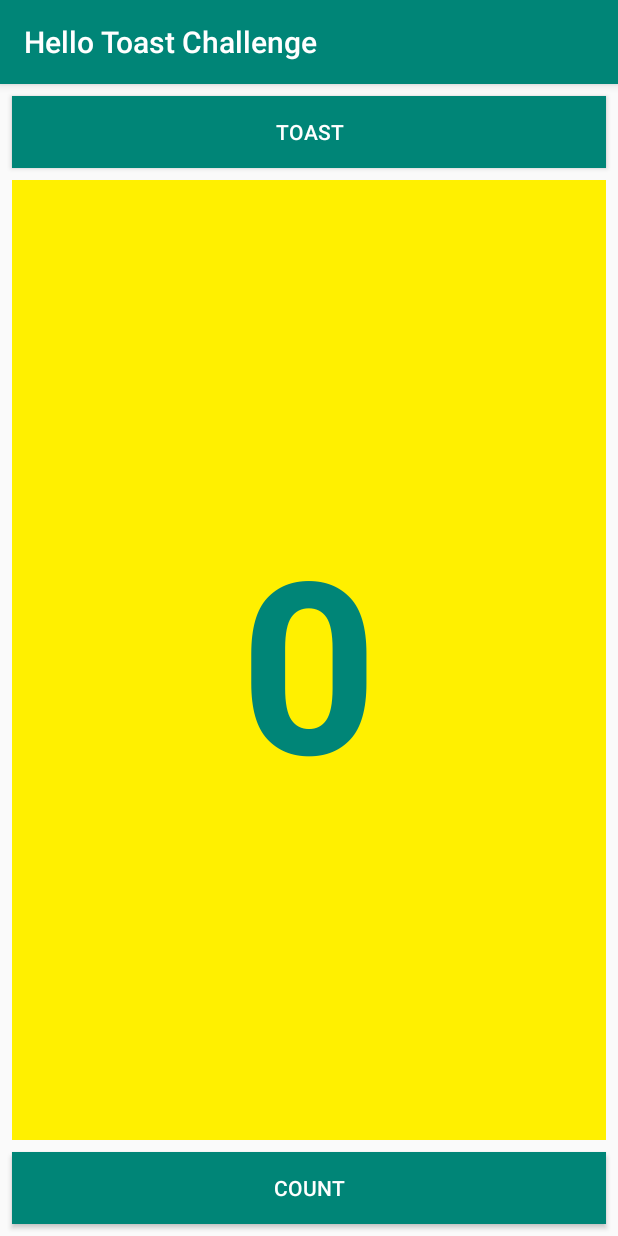
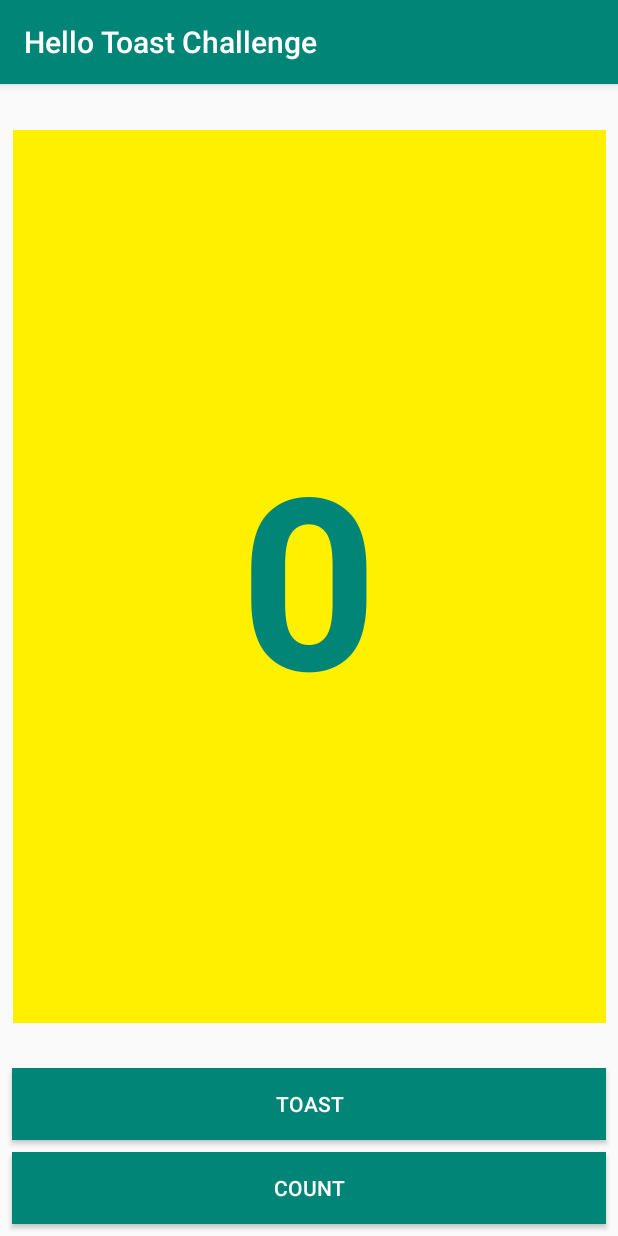
Before and after one commit to danvf/android-google-studies, an Android app: the screen it shows after launch (MainActivity), on a phone screen of 412 x 824 dp. Run offline under Robolectric (Android 15) with nearby library versions, the phone set to English and light mode, and no system bars.

Commit message:
hello toast challenge complete

```diff
--- a/HelloToastChallenge/app/src/main/res/layout/activity_main.xml
+++ b/HelloToastChallenge/app/src/main/res/layout/activity_main.xml
@@ -12,16 +12,16 @@
         android:layout_height="wrap_content"
         android:layout_marginStart="8dp"
         android:layout_marginLeft="8dp"
-        android:layout_marginTop="8dp"
         android:layout_marginEnd="8dp"
         android:layout_marginRight="8dp"
+        android:layout_marginBottom="8dp"
         android:background="@color/colorPrimary"
+        android:onClick="showToast"
         android:text="@string/button_label_toast"
         android:textColor="@android:color/white"
+        app:layout_constraintBottom_toTopOf="@+id/button_count"
         app:layout_constraintEnd_toEndOf="parent"
-        app:layout_constraintStart_toStartOf="parent"
-        app:layout_constraintTop_toTopOf="parent"
-        android:onClick="showToast"/>
+        app:layout_constraintStart_toStartOf="parent" />
 
     <Button
         android:id="@+id/button_count"
@@ -33,18 +33,17 @@
         android:layout_marginRight="8dp"
         android:layout_marginBottom="8dp"
         android:background="@color/colorPrimary"
+        android:onClick="countUp"
         android:text="@string/button_label_count"
         android:textColor="@android:color/white"
         app:layout_constraintBottom_toBottomOf="parent"
         app:layout_constraintEnd_toEndOf="parent"
-        app:layout_constraintHorizontal_bias="0.498"
-        app:layout_constraintStart_toStartOf="parent"
-        android:onClick="countUp"/>
+        app:layout_constraintStart_toStartOf="parent" />
 
     <TextView
         android:id="@+id/show_count"
-        android:layout_width="0dp"
-        android:layout_height="0dp"
+        android:layout_width="395dp"
+        android:layout_height="595dp"
         android:layout_marginStart="8dp"
         android:layout_marginLeft="8dp"
         android:layout_marginTop="8dp"
@@ -58,8 +57,8 @@
         android:textColor="@color/colorPrimary"
         android:textSize="160sp"
         android:textStyle="bold"
-        app:layout_constraintBottom_toTopOf="@+id/button_count"
+        app:layout_constraintBottom_toTopOf="@+id/button_toast"
         app:layout_constraintEnd_toEndOf="parent"
         app:layout_constraintStart_toStartOf="parent"
-        app:layout_constraintTop_toBottomOf="@+id/button_toast" />
+        app:layout_constraintTop_toTopOf="parent" />
 </android.support.constraint.ConstraintLayout>
```
